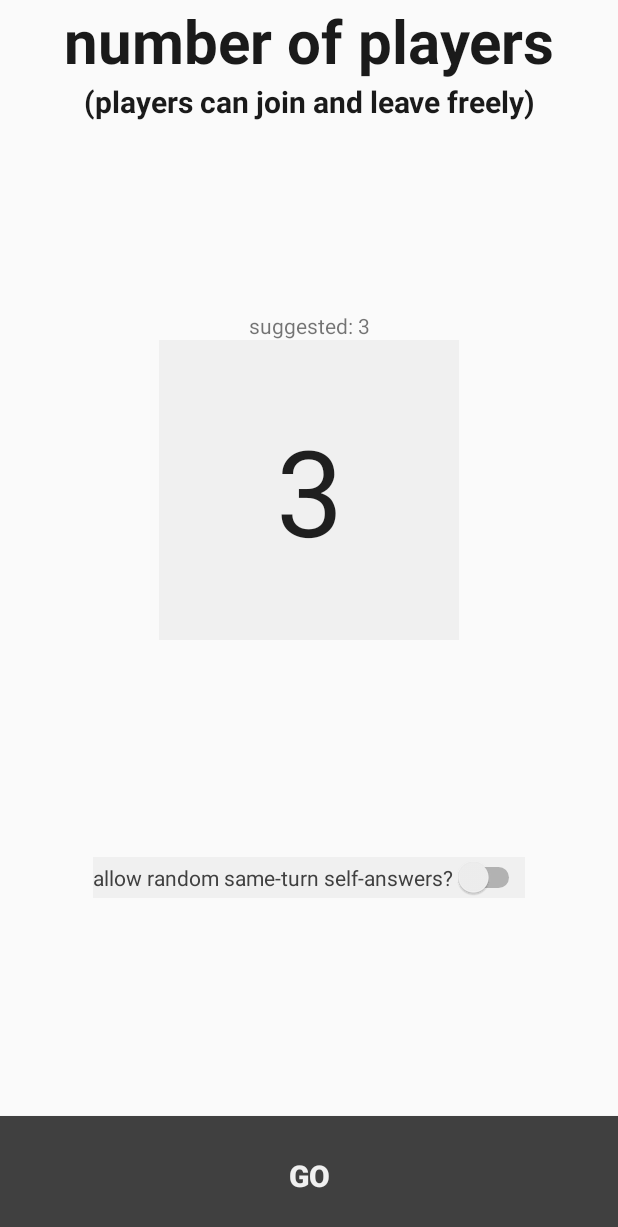
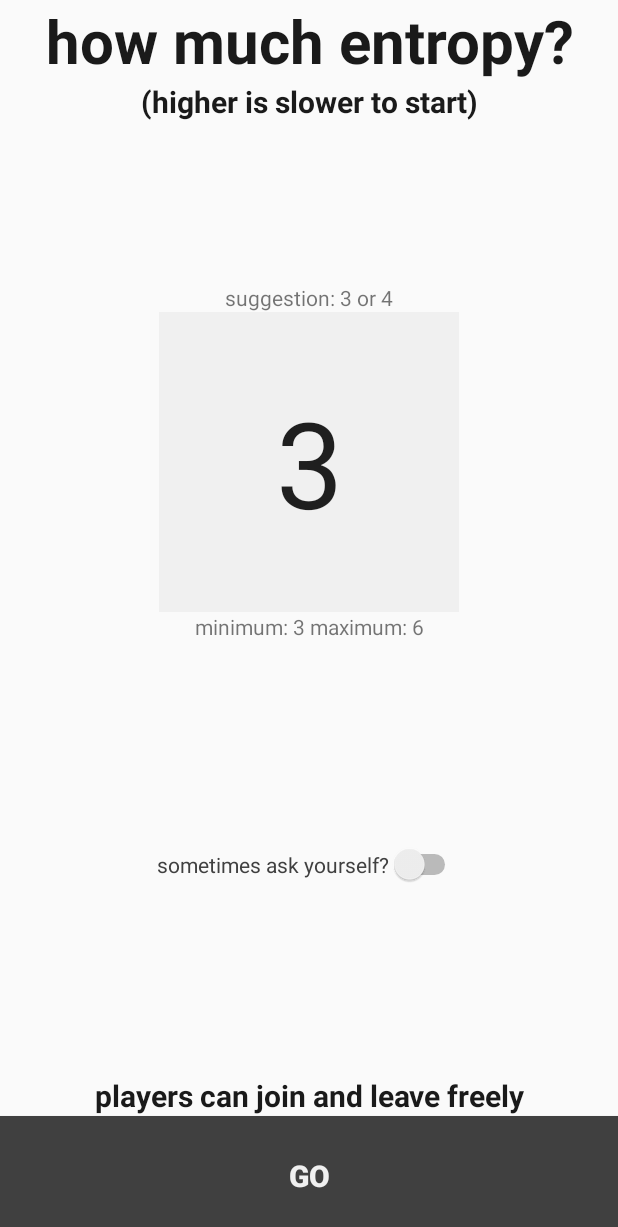
Before and after one commit to elliottdehn/revel, an Android app: the screen it shows after launch (MainActivity), after a tap on "BEGIN", on a phone screen of 412 x 824 dp. Shown: the top 1227 px of the screen. Run offline under Robolectric (Android 15) with nearby library versions, the phone set to English and light mode, and no system bars.

Commit message:
packing up for tonight. there's a lot of creative decisions to make.

```diff
--- a/app/src/main/java/com/gregory/revelation/FlavorGenerator.java
+++ b/app/src/main/java/com/gregory/revelation/FlavorGenerator.java
@@ -4,7 +4,7 @@ public class FlavorGenerator {
 
     /*these appear randomly on the game screen as a fun little thing*/
     /*these are not meant to be professional and do not reflect professional behavior*/
-    private static String[] texts = {
+    private static final String[] texts = {
             "you exist. congratulations!",
             "truth is, we're all fucked up.",
             "if you hear voices, see a doctor.",
@@ -136,8 +136,14 @@ public class FlavorGenerator {
             "bad decisions will always catch up to you.",
             "the world is one big, very kinky orgy.",
             "what do you want from me?",
-            "should you stay or should you go?"
+            "should you stay or should you go?",
+            "better luck next time.",
+            "this game has no advertising budget!",
+            "the things you want won't magically happen."
     };
+
+    //this may eventually be used for permuting the set so duplicates don't happen
+    private static int count = 0;
 
     public static String grabFlavor(){
         return texts[Util.getRandomIntegerBetweenRange(0, texts.length)];
--- a/app/src/main/res/layout/fragment_player_count.xml
+++ b/app/src/main/res/layout/fragment_player_count.xml
@@ -17,7 +17,18 @@
         android:textStyle="bold"
         app:layout_constraintTop_toTopOf="parent"
         app:layout_constraintStart_toStartOf="parent"
-        app:layout_constraintEnd_toEndOf="parent"/>
+        app:layout_constraintEnd_toEndOf="parent" />
+
+    <TextView
+        android:id="@+id/entropyDescription"
+        android:layout_width="match_parent"
+        android:layout_height="0dp"
+        android:text="@string/entropyWarning"
+        android:gravity="center"
+        android:textColor="@color/colorPrimaryDark"
+        android:textSize="20sp"
+        android:textStyle="bold"
+        app:layout_constraintTop_toBottomOf="@id/numberPlayers"/>
 
     <TextView
         android:id="@+id/joinLeave"
@@ -28,9 +39,10 @@
         android:textColor="@color/colorPrimaryDark"
         android:textSize="20sp"
         android:textStyle="bold"
-        app:layout_constraintTop_toBottomOf="@id/numberPlayers" />
+        app:layout_constraintBottom_toTopOf="@id/goButton"/>
 
     <TextView
+        android:id="@+id/countSuggestion"
         android:layout_width="match_parent"
         android:layout_height="wrap_content"
         android:text="@string/suggestedNumberPlayers"
@@ -46,21 +58,27 @@
         android:text="@string/defaultNumberPlayers"
         android:textSize="80sp"
         android:gravity="center"
+        android:inputType="number"
         android:background="@color/colorAccent"
-        android:inputType="number"
         android:maxLength="2"
         android:hint="@string/numberHint"
         app:layout_constraintLeft_toLeftOf="parent"
         app:layout_constraintRight_toRightOf="parent"
-        app:layout_constraintTop_toBottomOf="@id/joinLeave"
+        app:layout_constraintTop_toBottomOf="@id/numberPlayers"
         app:layout_constraintBottom_toTopOf="@id/sameTurnToggle"/>
+
+    <TextView
+        android:layout_width="match_parent"
+        android:layout_height="wrap_content"
+        android:text="@string/minMaxNumberPlayers"
+        android:gravity="center"
+        app:layout_constraintTop_toBottomOf="@id/enterNumberPlayers" />
 
     <Switch
         android:id="@+id/sameTurnToggle"
         android:layout_width="wrap_content"
         android:layout_height="wrap_content"
         android:text="@string/sameTurnToggle"
-        android:background="@color/colorAccent"
         android:textColor="@color/colorPrimary"
         app:layout_constraintTop_toBottomOf="@id/enterNumberPlayers"
         app:layout_constraintBottom_toTopOf="@id/goButton"
--- a/app/src/main/res/values/strings.xml
+++ b/app/src/main/res/values/strings.xml
@@ -6,9 +6,9 @@
     <string name="line2">answer something secretly</string>
     <string name="line3">read a secret out loud</string>
     <string name="line4">revel and repeat</string>
-    <string name="playerCount">number of players</string>
+    <string name="playerCount">how much entropy?</string>
     <string name="go">go</string>
-    <string name="playersJoinLeave">(players can join and leave freely)</string>
+    <string name="playersJoinLeave">players can join and leave freely</string>
 
     <!-- TODO: Remove or change this placeholder text -->
     <string name="enterQuestion">type something for someone to respond to</string>
@@ -18,11 +18,12 @@
     <string name="answerAppears">answer appears here</string>
     <string name="submit">Submit</string>
     <string name="respondToAbove">respond to the above secretly</string>
-    <string name="sameTurnToggle">allow random same-turn self-answers?</string>
+    <string name="sameTurnToggle">sometimes ask yourself?</string>
     <string name="numberHint">##</string>
     <string name="defaultNumberPlayers">3</string>
-    <string name="suggestedNumberPlayers">suggested: 3</string>
-    <string name="minMaxNumberPlayers">minimum: 3 | maximum: 12</string>
+    <string name="suggestedNumberPlayers">suggestion: 3 or 4</string>
+    <string name="minMaxNumberPlayers">minimum: 3 maximum: 6</string>
+    <string name="entropyWarning">(higher is slower to start)</string>
 
     <!-- TODO: Remove or change this placeholder text -->
     <string name="hello_blank_fragment">Hello blank fragment</string>
```
